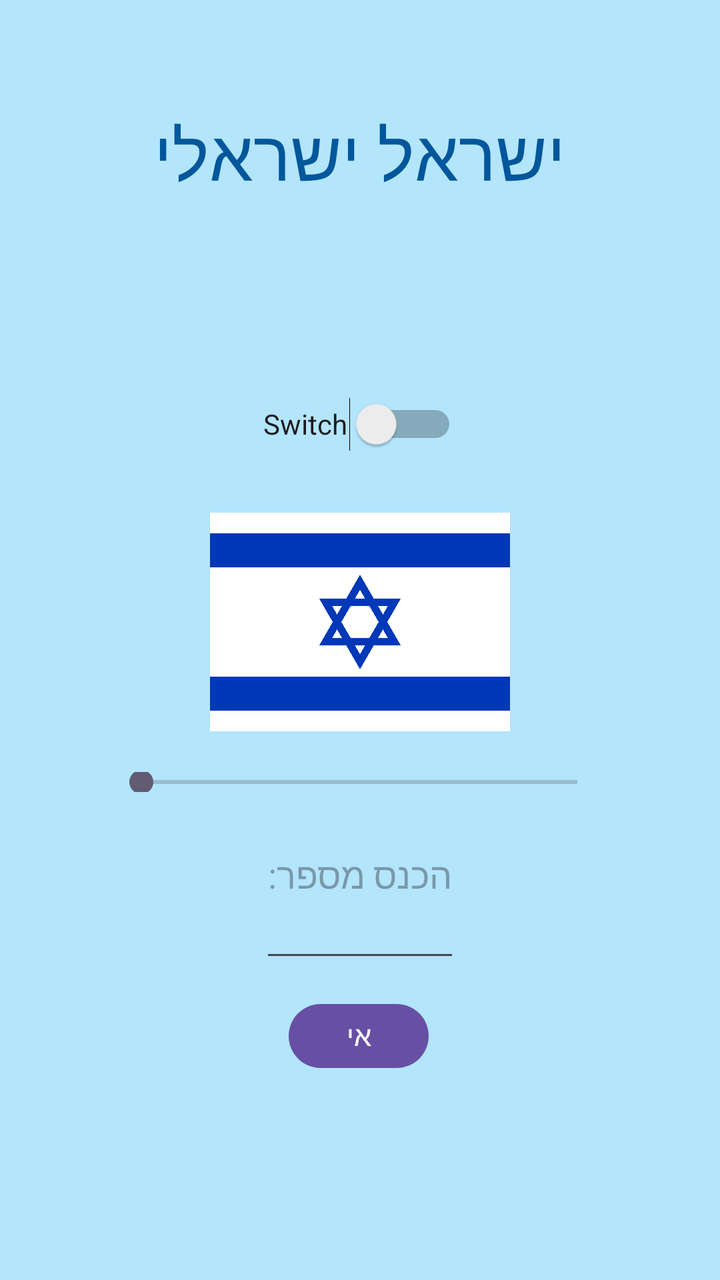
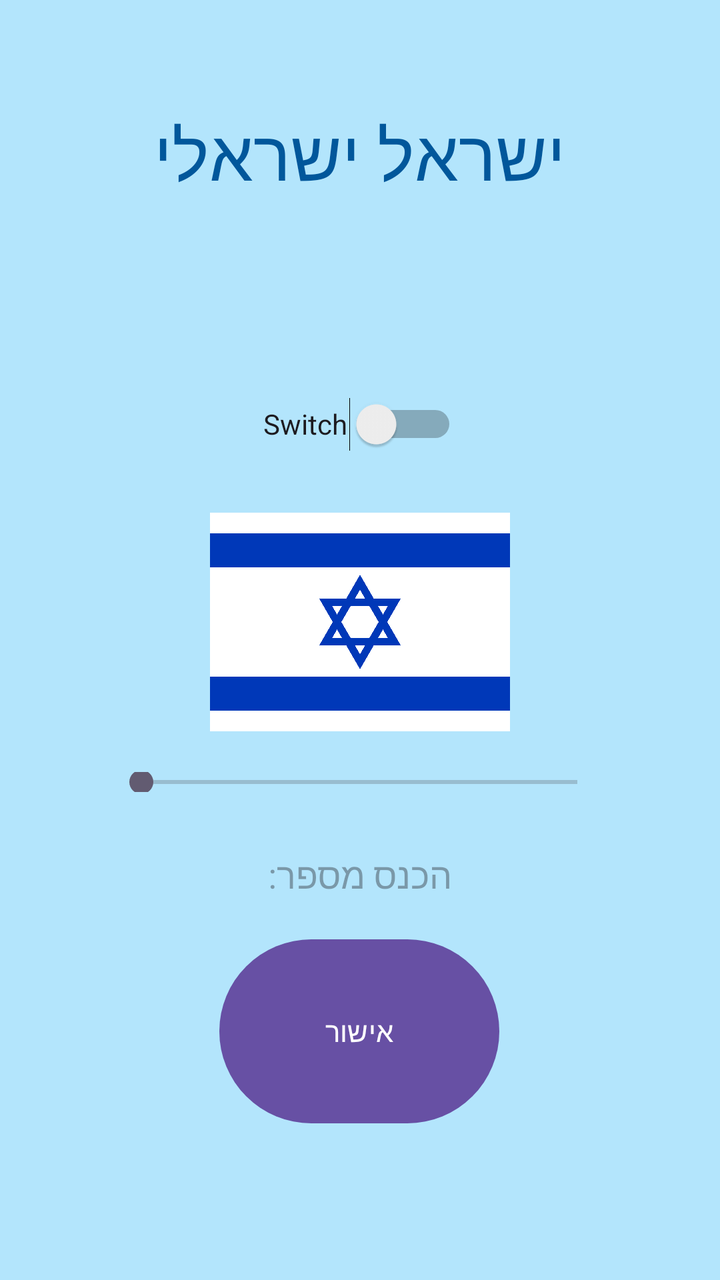

Before-and-after screenshots of an Android layout around one commit, followed by the original layout XML and the change that was made.
<!-- AndroidManifest.xml: application theme Theme.DanFirstApp -->
<!-- res/layout/activity_main.xml -->
<?xml version="1.0" encoding="utf-8"?>
<androidx.constraintlayout.widget.ConstraintLayout  xmlns:android="http://schemas.android.com/apk/res/android"
    xmlns:app="http://schemas.android.com/apk/res-auto"
    xmlns:tools="http://schemas.android.com/tools"
    android:background="#B3E5FC"
    android:layout_width="match_parent"
    android:layout_height="match_parent"
    android:padding="16dp"
    android:id="@+id/main"
    >

    <TextView
        android:id="@+id/tvUserName"
        android:layout_width="266dp"
        android:layout_height="90dp"
        android:layout_marginTop="16dp"
        android:gravity="center"
        android:text="@string/user_name"
        android:textColor="#01579B"
        android:textSize="35sp"
        app:layout_constraintEnd_toEndOf="parent"
        app:layout_constraintHorizontal_bias="0.495"
        app:layout_constraintStart_toStartOf="parent"
        app:layout_constraintTop_toTopOf="parent" />



    <Button
        android:id="@+id/btnSendMessage"
        android:layout_width="140dp"
        android:layout_height="50dp"
        android:layout_marginTop="16dp"
        android:text="@string/send_message"
        android:textSize="18sp"
        android:visibility="invisible"
        app:layout_constraintEnd_toEndOf="parent"
        app:layout_constraintHorizontal_bias="0.498"
        app:layout_constraintStart_toStartOf="parent"
        app:layout_constraintTop_toBottomOf="@+id/tvUserName" />

    <Button
        android:id="@+id/btnFollow"
        android:layout_width="100dp"
        android:layout_height="60dp"
        android:layout_marginBottom="30dp"
        android:text="@string/follow"
        android:visibility="invisible"
        app:layout_constraintBottom_toBottomOf="parent"
        app:layout_constraintEnd_toEndOf="parent"
        app:layout_constraintHorizontal_bias="0.498"
        app:layout_constraintStart_toStartOf="parent" />





    <ImageView
        android:id="@+id/imgFlag"
        android:layout_width="150dp"
        android:layout_height="150dp"
        android:src="@drawable/flag"
        android:scaleType="fitCenter"
        app:layout_constraintTop_toBottomOf="@id/swDan"
        app:layout_constraintStart_toStartOf="parent"
        app:layout_constraintEnd_toEndOf="parent" />

    <ImageView
        android:id="@+id/imgMap"
        android:layout_width="150dp"
        android:layout_height="150dp"
        android:src="@drawable/map"
        android:scaleType="fitCenter"
        app:layout_constraintTop_toBottomOf="@id/swDan"
        app:layout_constraintStart_toStartOf="parent"
        app:layout_constraintEnd_toEndOf="parent"
        android:alpha="0" />


    <SeekBar
        android:id="@+id/seekBar"
        android:layout_width="250dp"
        android:layout_height="10dp"
        android:max="100"
        android:progress="0"
        app:layout_constraintEnd_toEndOf="parent"
        app:layout_constraintHorizontal_bias="0.496"
        app:layout_constraintStart_toStartOf="parent"
        app:layout_constraintTop_toBottomOf="@id/imgFlag" />

    <Switch
        android:id="@+id/swDan"
        android:layout_width="97dp"
        android:layout_height="48dp"
        android:checked="false"
        android:text="Switch"
        app:layout_constraintEnd_toEndOf="parent"
        app:layout_constraintStart_toStartOf="parent"
        app:layout_constraintTop_toBottomOf="@id/btnSendMessage" />

    <EditText
        android:id="@+id/TextFreeNum"
        android:layout_width="100dp"
        android:layout_height="100dp"
        android:hint="הכנס מספר:"
        android:inputType="number"
        app:layout_constraintEnd_toEndOf="parent"
        app:layout_constraintStart_toStartOf="parent"
        app:layout_constraintTop_toTopOf="@+id/seekBar" />

    <Button
        android:id="@+id/submitButton"
        android:layout_width="70dp"
        android:layout_height="40dp"
        android:layout_marginTop="16dp"
        android:text="אישור"
        app:layout_constraintBottom_toTopOf="@+id/btnFollow"
        app:layout_constraintEnd_toEndOf="parent"
        app:layout_constraintHorizontal_bias="0.498"
        app:layout_constraintStart_toStartOf="parent"
        app:layout_constraintTop_toBottomOf="@+id/TextFreeNum"
        app:layout_constraintVertical_bias="0.538" />


</androidx.constraintlayout.widget.ConstraintLayout>
<!-- resources referenced by this layout -->
<resources>
  <!-- drawable flag: png bitmap (drawable, 17040 bytes) -->
  <!-- drawable map: png bitmap (drawable, 12969 bytes) -->
  <string name="follow">עקוב</string>
  <string name="send_message">שלח הודעה</string>
  <string name="user_name">ישראל ישראלי</string>
  <style name="Theme.DanFirstApp" parent="Base.Theme.DanFirstApp" />
  <style name="Base.Theme.DanFirstApp" parent="Theme.Material3.DayNight.NoActionBar">
          
          
      </style>
</resources>

<!-- the commit's change to res/layout/activity_main.xml (unified diff, before → after) -->
@@ -109,8 +109,8 @@
 
     <Button
         android:id="@+id/submitButton"
-        android:layout_width="70dp"
-        android:layout_height="40dp"
+        android:layout_width="140dp"
+        android:layout_height="100dp"
         android:layout_marginTop="16dp"
         android:text="אישור"
         app:layout_constraintBottom_toTopOf="@+id/btnFollow"
@@ -120,5 +120,16 @@
         app:layout_constraintTop_toBottomOf="@+id/TextFreeNum"
         app:layout_constraintVertical_bias="0.538" />
 
+    <Button
+        android:id="@+id/btnPlayAgain"
+        android:layout_width="140dp"
+        android:layout_height="40dp"
+        android:text="שחק שוב"
+        android:visibility="invisible"
+        app:layout_constraintTop_toBottomOf="@id/submitButton"
+        app:layout_constraintStart_toStartOf="parent"
+        app:layout_constraintEnd_toEndOf="parent" />
+
+
 
 </androidx.constraintlayout.widget.ConstraintLayout>
